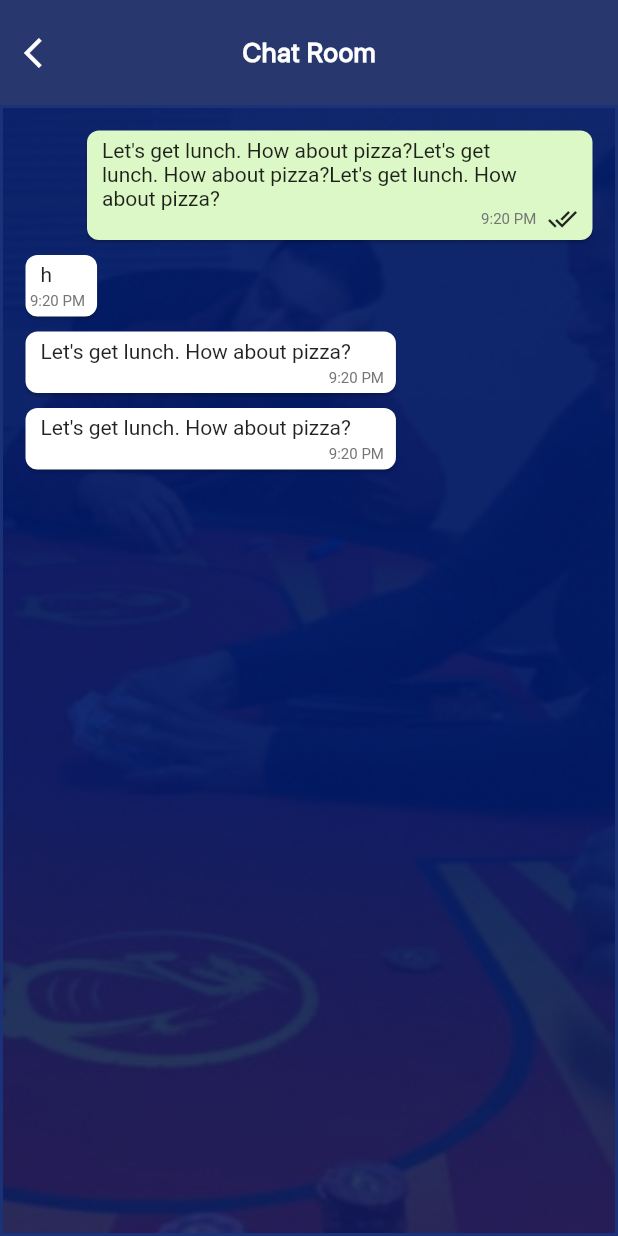
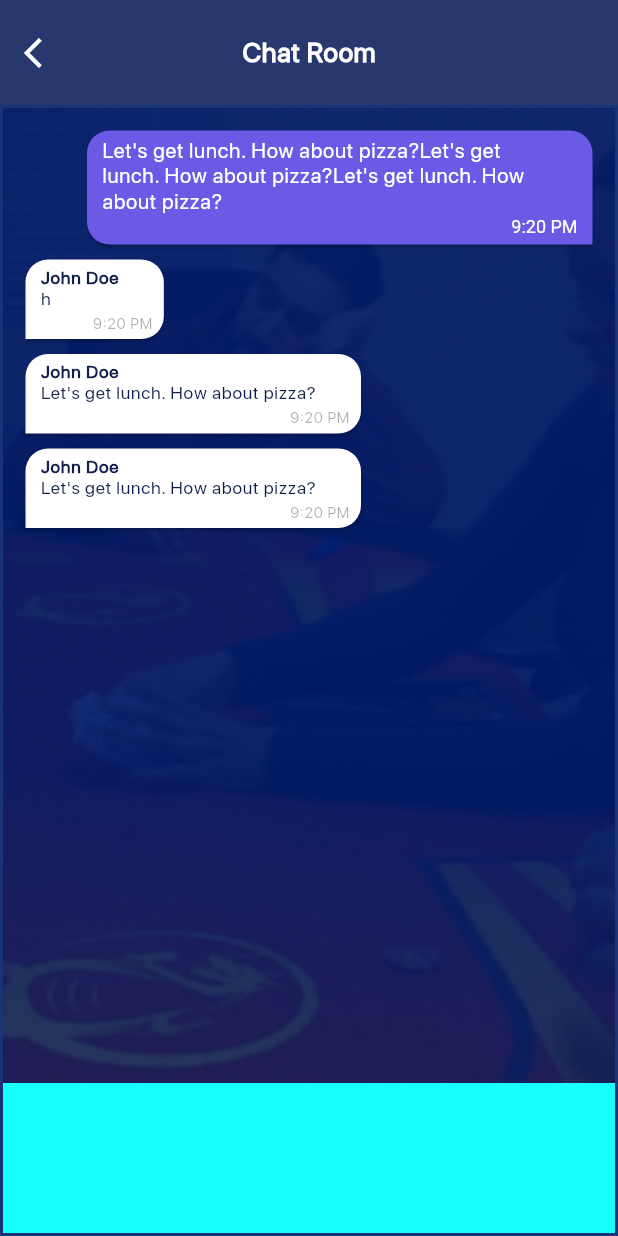
Before and after one commit to khansameer/poker_app, a Flutter app: the ChatRoomPage screen opened by its route, on a phone screen of 412 x 824 dp. Run offline on Flutter 3.47's test engine with Material 2 defaults, Android fonts, the phone set to English and light mode, and no system bars; our stand-ins replace flutter_svg, image_cropper, image_picker; project files that could hold a hidden picture were left out.

Commit message:
new code added

```diff
--- a/lib/core/common/OwnMessageCard.dart
+++ b/lib/core/common/OwnMessageCard.dart
@@ -1,4 +1,7 @@
 import 'package:flutter/material.dart';
+import 'package:poker/core/common/common_text_widget.dart';
+import 'package:poker/core/utils/app_color.dart';
+import 'package:poker/core/utils/app_constants.dart';
 
 class OwnMessageCard extends StatelessWidget {
   const OwnMessageCard({Key? key, this.message, this.time}) : super(key: key);
@@ -11,48 +14,51 @@ class OwnMessageCard extends StatelessWidget {
       alignment: Alignment.centerRight,
       child: ConstrainedBox(
         constraints: BoxConstraints(
-          maxWidth: MediaQuery.of(context).size.width - 45,
+          maxWidth: MediaQuery.of(context).size.width - AppConstants.fortyFive,
         ),
         child: Card(
           elevation: 1,
-          shape: RoundedRectangleBorder(borderRadius: BorderRadius.circular(8)),
-          color: Color(0xffdcf8c6),
-          margin: EdgeInsets.symmetric(horizontal: 15, vertical: 5),
+          shape: RoundedRectangleBorder(
+              borderRadius: BorderRadius.only(
+                  topRight: Radius.circular(AppConstants.fifteen),
+                  bottomLeft: Radius.circular(AppConstants.fifteen),
+                  bottomRight: Radius.circular(AppConstants.zero),
+                  topLeft: Radius.circular(AppConstants.fifteen))),
+          //shape: RoundedRectangleBorder(borderRadius: BorderRadius.circular(AppConstants.eight)),
+          color: AppColor.colorButton,
+          margin: EdgeInsets.symmetric(
+              horizontal: AppConstants.fifteen, vertical: AppConstants.five),
           child: Stack(
             children: [
               Padding(
-                padding: const EdgeInsets.only(
-                  left: 10,
-                  right: 30,
-                  top: 5,
-                  bottom: 20,
-                ),
-                child: Text(
-                  message!,
-                  style: TextStyle(
-                    fontSize: 14,
+                  padding: EdgeInsets.only(
+                    left: AppConstants.ten,
+                    right: AppConstants.thirty,
+                    top: AppConstants.five,
+                    bottom: AppConstants.twenty,
                   ),
-                ),
-              ),
+                  child: CommonTextWidget(
+                    text: message,
+                    textColor: AppColor.colorWhite,
+                  )),
               Positioned(
-                bottom: 4,
-                right: 10,
+                bottom: AppConstants.four,
+                right: AppConstants.two,
                 child: Row(
                   children: [
                     Text(
                       time!,
                       style: TextStyle(
-                        fontSize: 10,
-                        color: Colors.grey[600],
+                        fontSize: AppConstants.twelve,
+                        color: AppColor.colorWhite,
                       ),
                     ),
                     SizedBox(
-                      width: 5,
-                    ),
-                    Icon(
+                      width: AppConstants.five,
+                    ), /*Icon(
                       Icons.done_all,
-                      size: 20,
-                    ),
+                      size: AppConstants.twenty,
+                    ),*/
                   ],
                 ),
               ),
--- a/lib/core/common/ReplyCard.dart
+++ b/lib/core/common/ReplyCard.dart
@@ -1,4 +1,7 @@
 import 'package:flutter/material.dart';
+import 'package:poker/core/common/common_text_widget.dart';
+import 'package:poker/core/utils/app_color.dart';
+import 'package:poker/core/utils/app_constants.dart';
 
 class ReplyCard extends StatelessWidget {
   const ReplyCard({Key? key, this.message, this.time}) : super(key: key);
@@ -11,43 +14,55 @@ class ReplyCard extends StatelessWidget {
       alignment: Alignment.centerLeft,
       child: ConstrainedBox(
         constraints: BoxConstraints(
-          maxWidth: MediaQuery.of(context).size.width - 45,
+          maxWidth: MediaQuery.of(context).size.width - AppConstants.fortyFive,
         ),
         child: Card(
           elevation: 1,
-
-          shape: RoundedRectangleBorder(borderRadius: BorderRadius.circular(8)),
+          shape: RoundedRectangleBorder(
+              borderRadius: BorderRadius.only(
+                  topRight: Radius.circular(AppConstants.fifteen),
+                  bottomRight: Radius.circular(AppConstants.fifteen),
+                  topLeft: Radius.circular(AppConstants.fifteen))),
+          /*shape: RoundedRectangleBorder(borderRadius: BorderRadius.circular(AppConstants.eight)),*/
           // color: Color(0xffdcf8c6),
-          margin: EdgeInsets.symmetric(horizontal: 15, vertical: 5),
+          margin: EdgeInsets.symmetric(
+              horizontal: AppConstants.fifteen, vertical: AppConstants.five),
           child: Stack(
             children: [
               Padding(
-                padding: const EdgeInsets.only(
-                  left: 10,
-                  right: 30,
-                  top: 5,
-                  bottom: 20,
-                ),
-                child: Text(
-                  message!,
-                  style: TextStyle(
-                    fontSize: 14,
+                  padding: EdgeInsets.only(
+                    left: AppConstants.ten,
+                    right: AppConstants.thirty,
+                    top: AppConstants.five,
+                    bottom: AppConstants.twenty,
                   ),
-                ),
-              ),
+                  child: Column(
+                    mainAxisAlignment: MainAxisAlignment.start,
+                    crossAxisAlignment: CrossAxisAlignment.start,
+                    children: [
+                      CommonTextWidget(
+                        textAlign: TextAlign.left,
+                        text: 'John Doe',
+                        fontWeight: FontWeight.w700,
+                        textColor: AppColor.colorBlue,
+                        fontSize: AppConstants.twelve,
+                      ),
+                      CommonTextWidget(
+                        textAlign: TextAlign.left,
+                        text: message,
+                        textColor: AppColor.colorBlue,
+                        fontSize: AppConstants.twelve,
+                      ),
+                    ],
+                  )),
               Positioned(
-                bottom: 4,
-
-                right: 8,
-                child: Text(
-                  textAlign: TextAlign.right,
-                  time!,
-                  style: TextStyle(
-                    fontSize: 10,
-                    color: Colors.grey[600],
-                  ),
-                ),
-              ),
+                  bottom: AppConstants.four,
+                  right: AppConstants.five,
+                  child: CommonTextWidget(
+                    text: time,
+                    fontSize: AppConstants.ten,
+                    textColor: AppColor.colorBlackLight,
+                  )),
             ],
           ),
         ),
--- a/lib/features/chat_room/chat_room_page.dart
+++ b/lib/features/chat_room/chat_room_page.dart
@@ -48,7 +48,6 @@ class ChatRoomPageState extends State<ChatRoomPage>{
   }
   @override
   void initState() {
-    // TODO: implement initState
     super.initState();
     loadChat();
 
@@ -126,7 +125,7 @@ class ChatRoomPageState extends State<ChatRoomPage>{
                 child: Container(
                   height: AppConstants.oneHundred,
                   alignment: Alignment.topCenter,
-                  color: Colors.transparent,
+                  color: Colors.cyanAccent,
                   child: Row(
                     mainAxisAlignment: MainAxisAlignment.center,
                     mainAxisSize: MainAxisSize.max,
```
